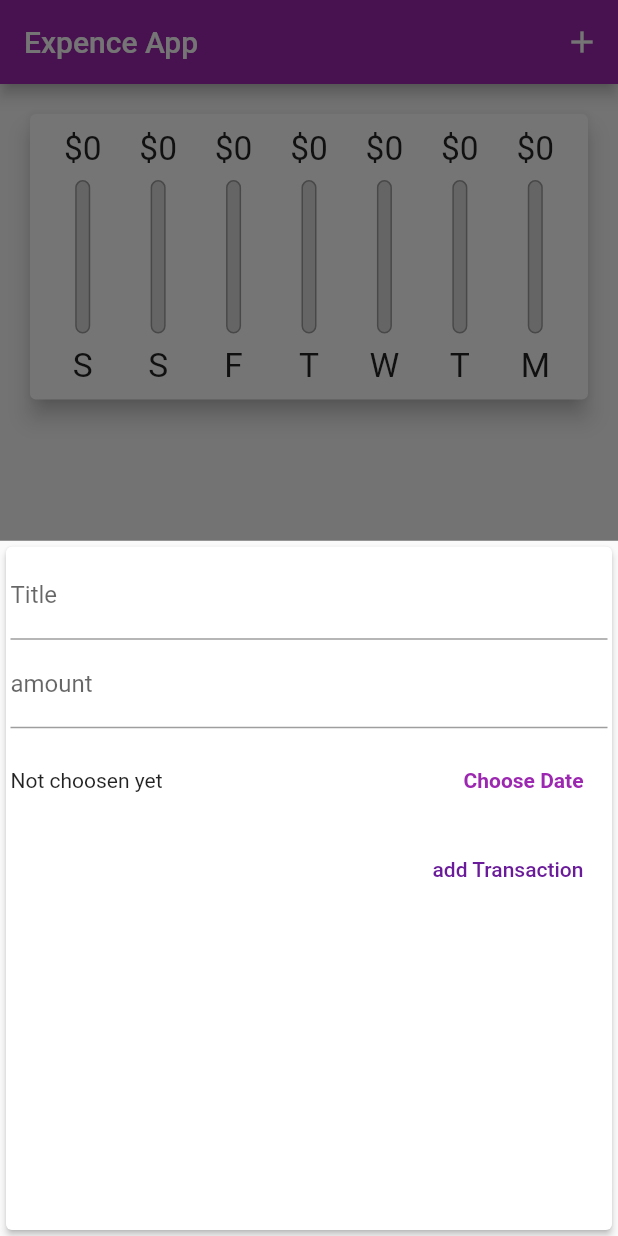
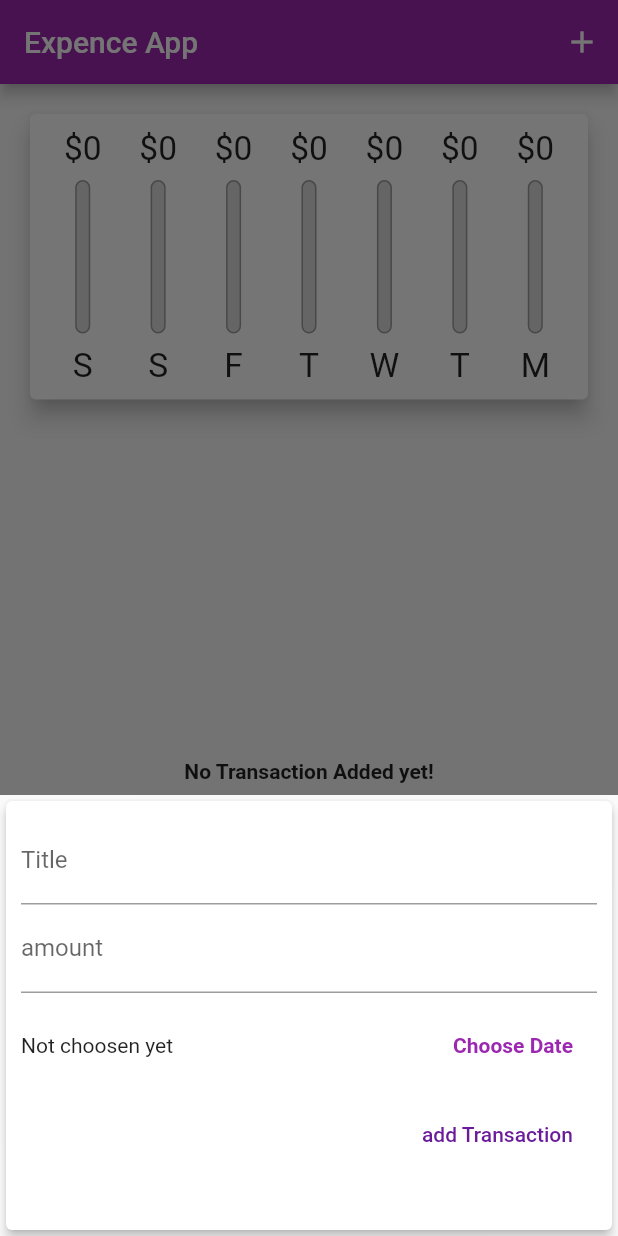
Before and after one commit to RexGod/expence_project1, a Flutter app: the screen it shows after launch, after a tap on the "add" icon, on a phone screen of 412 x 824 dp. Run offline on Flutter 3.47's test engine with Material 2 defaults, Android fonts, the phone set to English and light mode, and no system bars.

Commit message:
adding scrollview to input transactions when using soft keyboard

```diff
--- a/lib/widget/new_transaction.dart
+++ b/lib/widget/new_transaction.dart
@@ -49,10 +49,15 @@
 
   @override
   Widget build(BuildContext context) {
-    return Card(
-      elevation: 2,
+    return SingleChildScrollView(
+      child: Card(
+        elevation: 3,
         child: Container(
-        padding: const EdgeInsets.all(3),
+          padding: EdgeInsets.only(
+              top: 10,
+              right: 10,
+              left: 10,
+              bottom: MediaQuery.of(context).viewInsets.bottom + 40),
           // ignore: prefer_const_literals_to_create_immutables
           child: Column(
             crossAxisAlignment: CrossAxisAlignment.end,
@@ -98,6 +103,7 @@
             ],
           ),
         ),
+      ),
     );
   }
 }
```
Lines whose indentation alone changed are shown as unchanged.
